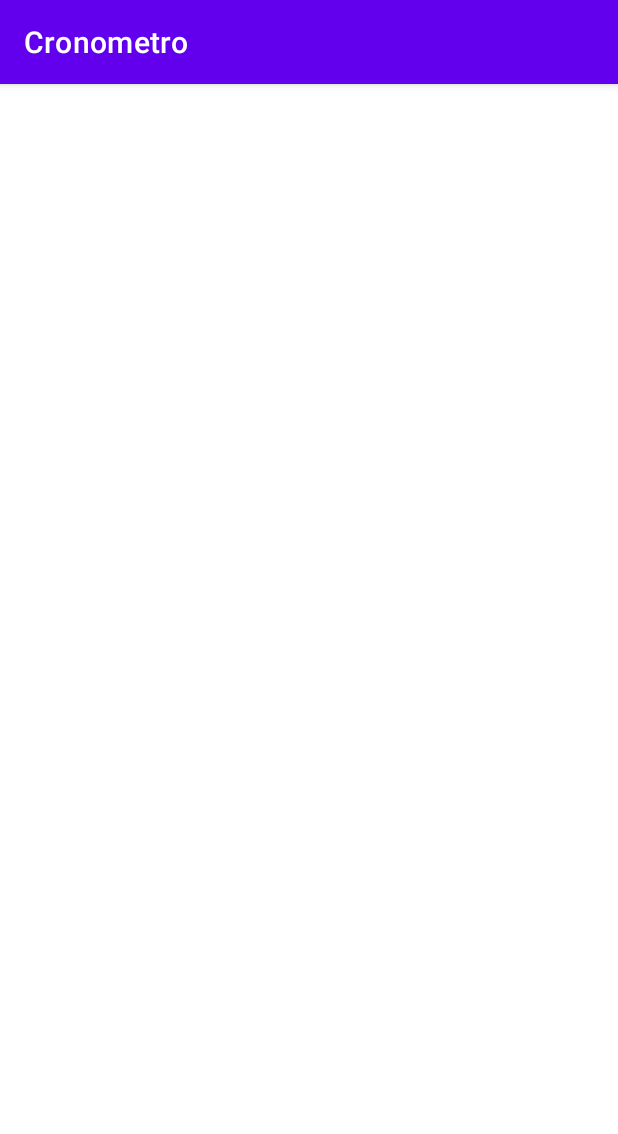
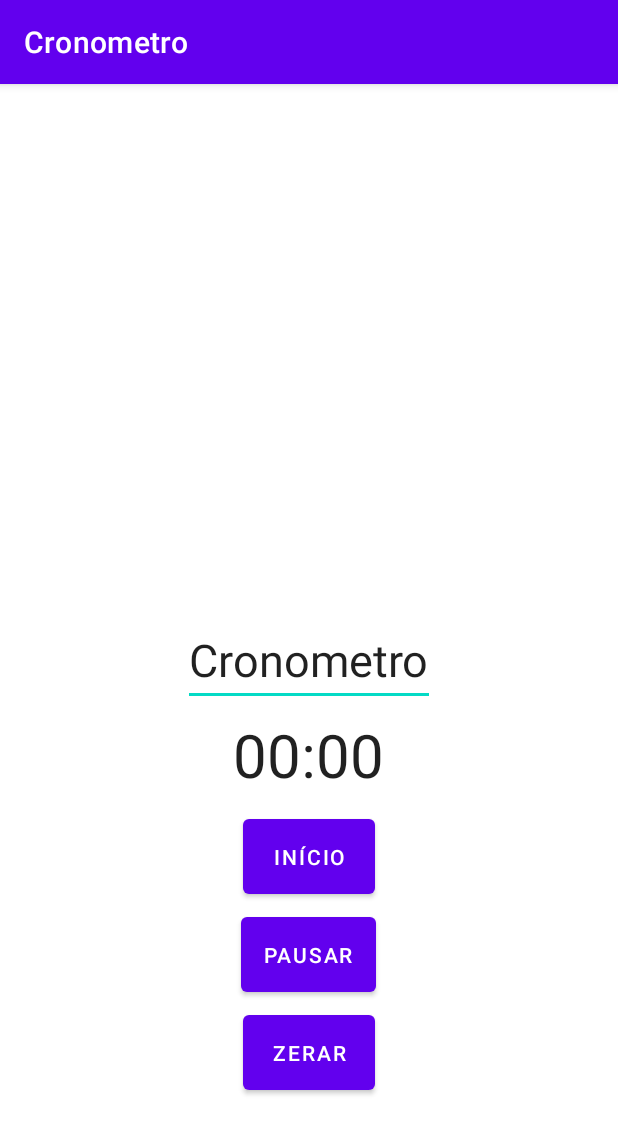
Before and after one commit to RodolfoBelo19/App-Cronometro, an Android app: the screen it shows after launch (MainActivity), on a phone screen of 412 x 824 dp. Shown: the top 1134 px of the screen. Run offline under Robolectric (Android 15) with nearby library versions, the phone set to English and light mode, and no system bars.

Commit message:
interface created

```diff
--- a/app/src/main/res/layout/activity_main.xml
+++ b/app/src/main/res/layout/activity_main.xml
@@ -1,7 +1,67 @@
 <?xml version="1.0" encoding="utf-8"?>
-<androidx.constraintlayout.widget.ConstraintLayout xmlns:android="http://schemas.android.com/apk/res/android"
+<RelativeLayout xmlns:android="http://schemas.android.com/apk/res/android"
     xmlns:app="http://schemas.android.com/apk/res-auto"
     xmlns:tools="http://schemas.android.com/tools"
     android:layout_width="match_parent"
     android:layout_height="match_parent"
-    tools:context=".MainActivity"/>
+    tools:context=".MainActivity">
+
+
+    <EditText
+        android:id="@+id/titulo"
+        android:layout_width="wrap_content"
+        android:layout_height="wrap_content"
+        android:layout_centerInParent="true"
+        android:text="Cronometro"
+        android:layout_marginBottom="5dp"
+        android:textSize="30sp"/>
+
+
+    <Chronometer
+        android:id="@+id/cronometro"
+        android:layout_width="wrap_content"
+        android:layout_height="wrap_content"
+        android:layout_centerHorizontal="true"
+        android:layout_centerVertical="true"
+        android:textSize="40sp"
+        android:layout_below="@id/titulo"
+        />
+
+    <Button
+        android:id="@+id/inicio"
+        android:layout_width="wrap_content"
+        android:layout_height="wrap_content"
+        android:text="Início"
+        android:layout_centerVertical="true"
+        android:layout_centerHorizontal="true"
+        android:layout_below="@+id/cronometro"
+        android:layout_marginTop="10dp"
+        android:padding="15dp"
+        />
+
+    <Button
+        android:id="@+id/pausar"
+        android:layout_width="wrap_content"
+        android:layout_height="wrap_content"
+        android:text="pausar"
+        android:layout_centerHorizontal="true"
+        android:layout_centerVertical="true"
+        android:layout_below="@id/inicio"
+        android:layout_marginTop="3dp"
+        android:padding="15dp"
+        />
+
+    <Button
+        android:id="@+id/zerar"
+        android:layout_width="wrap_content"
+        android:layout_height="wrap_content"
+        android:text="zerar"
+        android:layout_centerVertical="true"
+        android:layout_centerHorizontal="true"
+        android:layout_below="@id/pausar"
+        android:layout_marginTop="3dp"
+        android:padding="15dp"
+        />
+
+
+</RelativeLayout>
```
